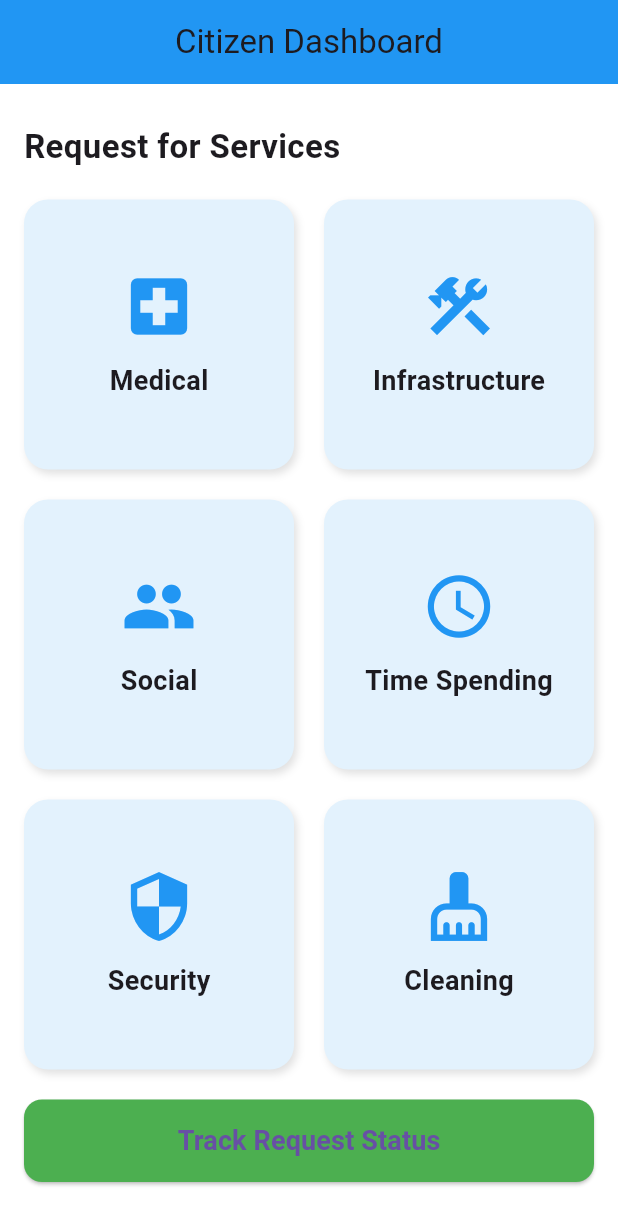
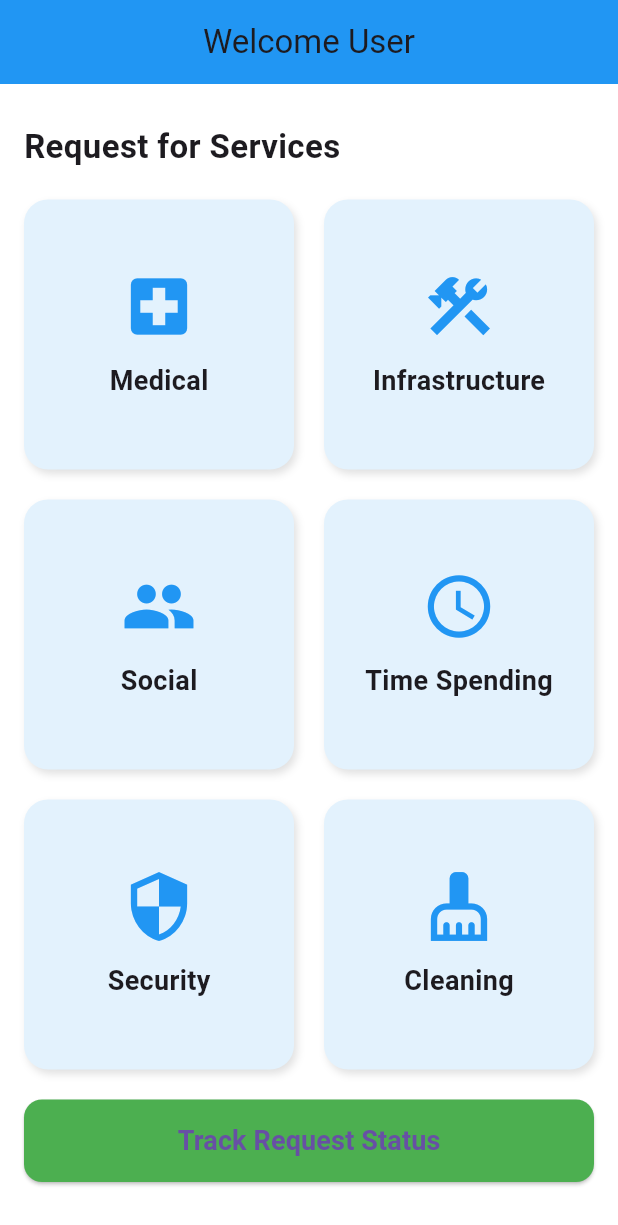
Before and after one commit to SREEHARI-K-I/SeniorConnect, a Flutter app: the CitizenDashboard screen opened directly, on a phone screen of 412 x 824 dp. Shown: the top 1225 px of the screen. Run offline on Flutter 3.47's test engine with Material 3 defaults, Android fonts, the light colour scheme and no system bars; our stand-ins replace shared_preferences; accounts and stored records are empty.

Commit message:
User head changed

```diff
--- a/lib/screens/user.dart
+++ b/lib/screens/user.dart
@@ -7,7 +7,7 @@ class CitizenDashboard extends StatelessWidget {
   Widget build(BuildContext context) {
     return Scaffold(
       appBar: AppBar(
-        title: const Text("Citizen Dashboard"),
+        title: const Text("Welcome User"),
         centerTitle: true,
         backgroundColor: Colors.blue,
       ),
```
